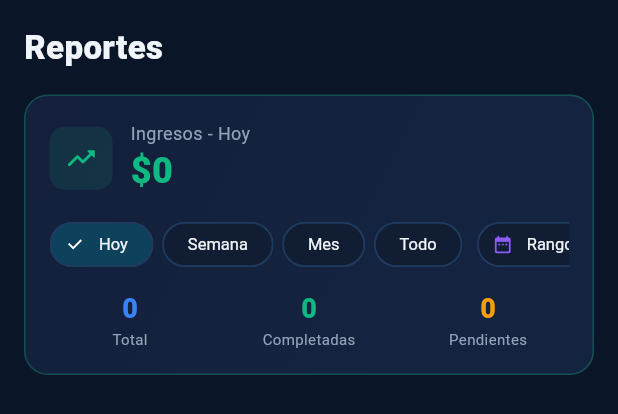
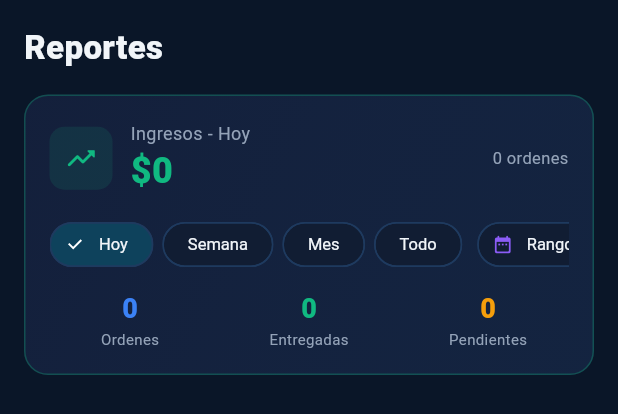
Before and after one commit to juank159/soporte, a Flutter app: the ReportsScreen widget shown alone on an empty page, opened directly, on a phone screen of 412 x 824 dp. Shown: the top 414 px of the screen. Run offline on Flutter 3.47's test engine with Material 3 defaults, Android fonts, the phone set to English and light mode, and no system bars; our stand-ins replace connectivity_plus, dio, drift, drift_flutter, equatable, flutter_bloc and 6 more; missing offline and left inert: mobile_scanner; accounts and stored records are empty; generated files the repository leaves out were written again; network calls fail.

Commit message:
Fix reportes: stats ahora vienen del filtro de fecha, no datos globales
Problema: "Total 36, Completadas 23, Pendientes 13" eran datos GLOBALES
del dashboard (todas las órdenes del tenant), no del periodo seleccionado.

Fix: Ordenes, Entregadas y Pendientes ahora se calculan desde _revenue
que SÍ está filtrado por el periodo seleccionado (Hoy/Semana/Mes/etc).
Todos los datos de la card usan la misma fuente filtrada.

Co-Authored-By: Claude Opus 4.6 (1M context) <noreply@anthropic.com>

```diff
--- a/lib/screens/reports/reports_screen.dart
+++ b/lib/screens/reports/reports_screen.dart
@@ -80,10 +80,11 @@ class _ReportsScreenState extends State<ReportsScreen> {
   }
 
   Widget _revenueCard() {
-    final rev = (_revenue?['totalRevenue'] ?? _dashboard?['totalRevenue'] ?? 0).toDouble();
+    final rev = (_revenue?['totalRevenue'] ?? 0).toDouble();
     final cnt = _revenue?['ordersCount'] ?? 0;
-    final total = _dashboard?['totalOrders'] ?? 0;
-    final done = _dashboard?['completedCount'] ?? _dashboard?['deliveredCount'] ?? 0;
+    final orders = (_revenue?['orders'] as List?) ?? [];
+    final delivered = orders.where((o) => o['deliveredAt'] != null).length;
+    final pending = cnt - delivered;
     return GlassCard(borderColor: AppTheme.accentGreen.withValues(alpha:0.3), child: Column(crossAxisAlignment: CrossAxisAlignment.start, children: [
       Row(children: [
         Container(padding: EdgeInsets.all(10), decoration: BoxDecoration(color: AppTheme.accentGreen.withValues(alpha:0.12), borderRadius: BorderRadius.circular(10)),
@@ -93,7 +94,7 @@ class _ReportsScreenState extends State<ReportsScreen> {
           Text('Ingresos - $_revenueLabel', style: TextStyle(color: AppTheme.textSecondary, fontSize:12)),
           Text('\$${formatMoney(rev)}', style: TextStyle(fontSize:24, fontWeight:FontWeight.w800, color: AppTheme.accentGreen)),
         ])),
-        if (cnt > 0) Text('$cnt ordenes', style: TextStyle(color: AppTheme.textSecondary, fontSize:11)),
+        Text('$cnt ordenes', style: TextStyle(color: AppTheme.textSecondary, fontSize:11)),
       ]),
       const SizedBox(height:14),
       SizedBox(height: 36, child: ListView(scrollDirection: Axis.horizontal, children: [
@@ -105,9 +106,9 @@ class _ReportsScreenState extends State<ReportsScreen> {
       ])),
       SizedBox(height:12),
       Row(children: [
-        _stat('Total', '$total', AppTheme.accentBlue), SizedBox(width:12),
-        _stat('Completadas', '$done', AppTheme.accentGreen), SizedBox(width:12),
-        _stat('Pendientes', '${total-done}', AppTheme.accentOrange),
+        _stat('Ordenes', '$cnt', AppTheme.accentBlue), SizedBox(width:12),
+        _stat('Entregadas', '$delivered', AppTheme.accentGreen), SizedBox(width:12),
+        _stat('Pendientes', '${pending > 0 ? pending : 0}', AppTheme.accentOrange),
       ]),
       // Payment method breakdown
       if (_revenue != null && _revenue!['paymentBreakdown'] != null) ...[
```
